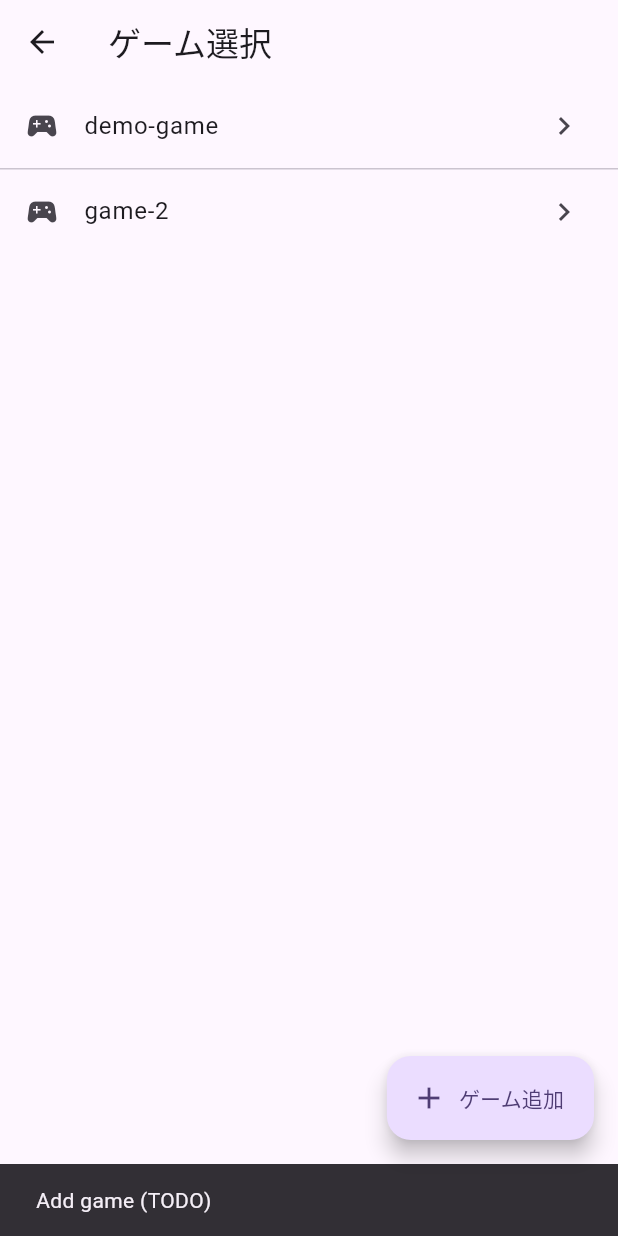
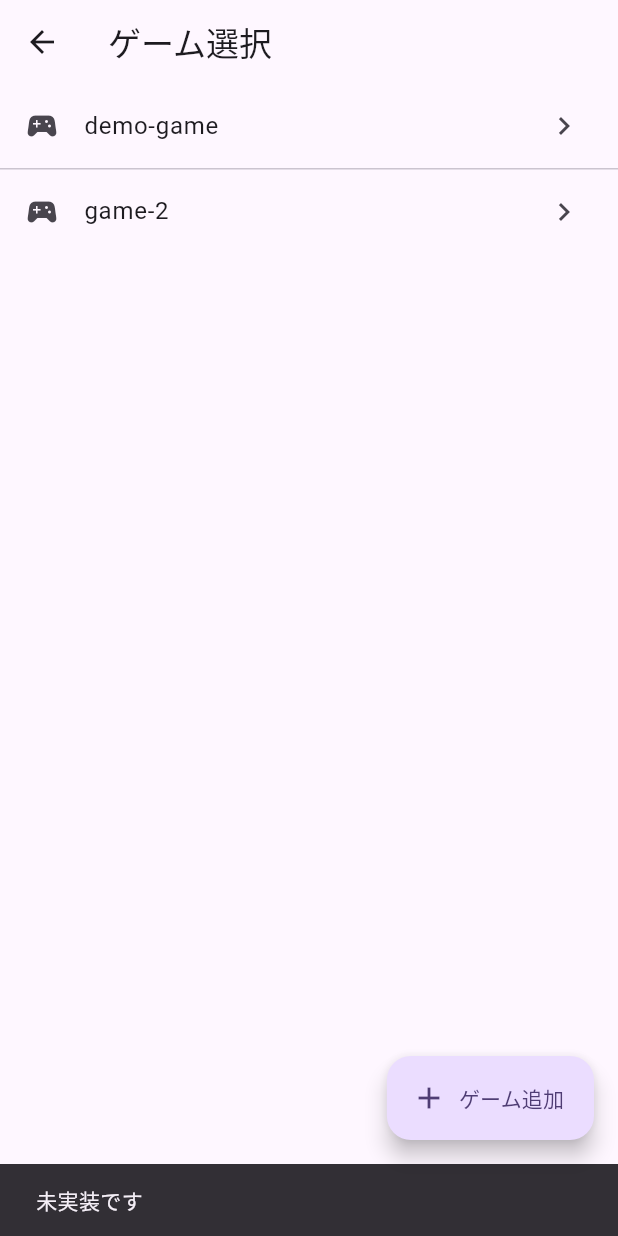
Before and after one commit to dohq/matchnotes, a Flutter app: the GameSelectPage screen opened directly, after a tap on "ゲーム追加", on a phone screen of 412 x 824 dp. Run offline on Flutter 3.47's test engine with Material 3 defaults, Android fonts, the phone set to English and light mode, and no system bars; our stand-ins replace csv, drift, drift_sqflite, file_picker, fl_chart, flutter_riverpod and 1 more; accounts and stored records are empty; generated files the repository leaves out were written again.

Commit message:
chore: 不要なTODO/placeholderの整理\n\n- settings_page: TODOコメント除去\n- game_select_page: TODOコメント・Snackbar文言整理\n- character_select_page: TODOコメント・Snackbar文言整理\n- app_database: コメント表現を中立化

```diff
--- a/lib/infrastructure/db/app_database.dart
+++ b/lib/infrastructure/db/app_database.dart
@@ -42,7 +42,7 @@ class AppDatabase extends _$AppDatabase {
       // v3: Games table added. createAll() already covers it for fresh installs.
     },
     onUpgrade: (m, from, to) async {
-      // v2 placeholder: No structural changes yet.
+      // v2: No structural changes.
       // Example for future changes:
       // if (from < 2) {
       //   await m.addColumn(dailyCharacterRecords, dailyCharacterRecords.memo);
--- a/lib/presentation/character_select_page.dart
+++ b/lib/presentation/character_select_page.dart
@@ -7,7 +7,6 @@ class CharacterSelectPage extends StatelessWidget {
 
   @override
   Widget build(BuildContext context) {
-    // TODO: Replace with real characters from repository
     final characters = const ['char-1', 'char-2', 'char-3'];
     return Scaffold(
       appBar: AppBar(title: Text('キャラ選択 ($gameId)')),
@@ -30,10 +29,9 @@ class CharacterSelectPage extends StatelessWidget {
       ),
       floatingActionButton: FloatingActionButton.extended(
         onPressed: () {
-          // TODO: implement add character dialog
           ScaffoldMessenger.of(
             context,
-          ).showSnackBar(const SnackBar(content: Text('Add character (TODO)')));
+          ).showSnackBar(const SnackBar(content: Text('未実装です')));
         },
         icon: const Icon(Icons.add),
         label: const Text('キャラ追加'),
--- a/lib/presentation/game_select_page.dart
+++ b/lib/presentation/game_select_page.dart
@@ -6,7 +6,6 @@ class GameSelectPage extends StatelessWidget {
 
   @override
   Widget build(BuildContext context) {
-    // TODO: Replace with real games from repository
     final games = const ['demo-game', 'game-2'];
     return Scaffold(
       appBar: AppBar(title: const Text('ゲーム選択')),
@@ -27,10 +26,9 @@ class GameSelectPage extends StatelessWidget {
       ),
       floatingActionButton: FloatingActionButton.extended(
         onPressed: () {
-          // TODO: implement add game dialog
           ScaffoldMessenger.of(
             context,
-          ).showSnackBar(const SnackBar(content: Text('Add game (TODO)')));
+          ).showSnackBar(const SnackBar(content: Text('未実装です')));
         },
         icon: const Icon(Icons.add),
         label: const Text('ゲーム追加'),
--- a/lib/presentation/settings_page.dart
+++ b/lib/presentation/settings_page.dart
@@ -14,8 +14,8 @@ class SettingsPage extends ConsumerStatefulWidget {
 }
 
 class _SettingsPageState extends ConsumerState<SettingsPage> {
-  bool _darkMode = false; // TODO: wire to Theme/Provider
-  bool _keepScreenOn = false; // TODO: implement wakelock
+  bool _darkMode = false;
+  bool _keepScreenOn = false;
 
   @override
   Widget build(BuildContext context) {
```
